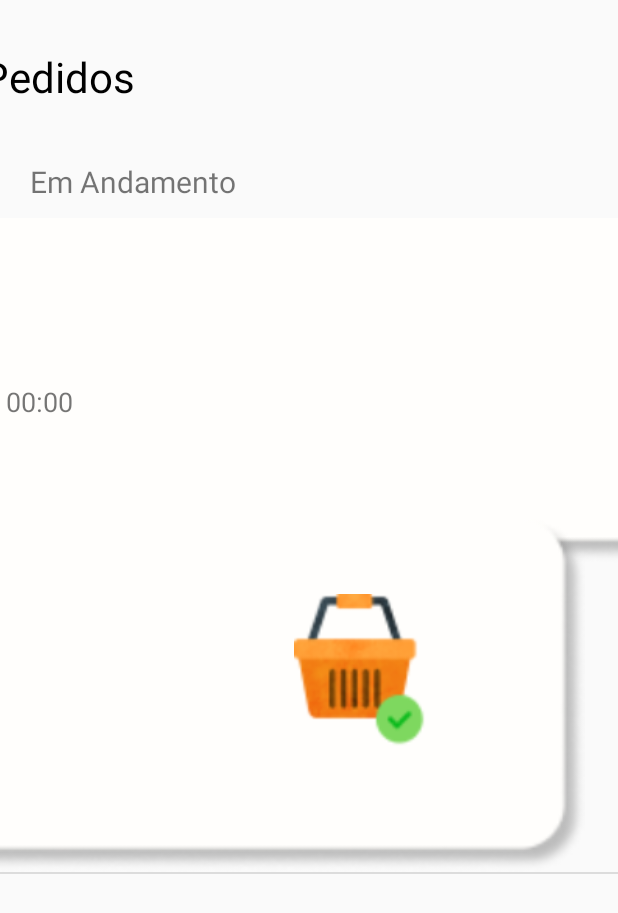
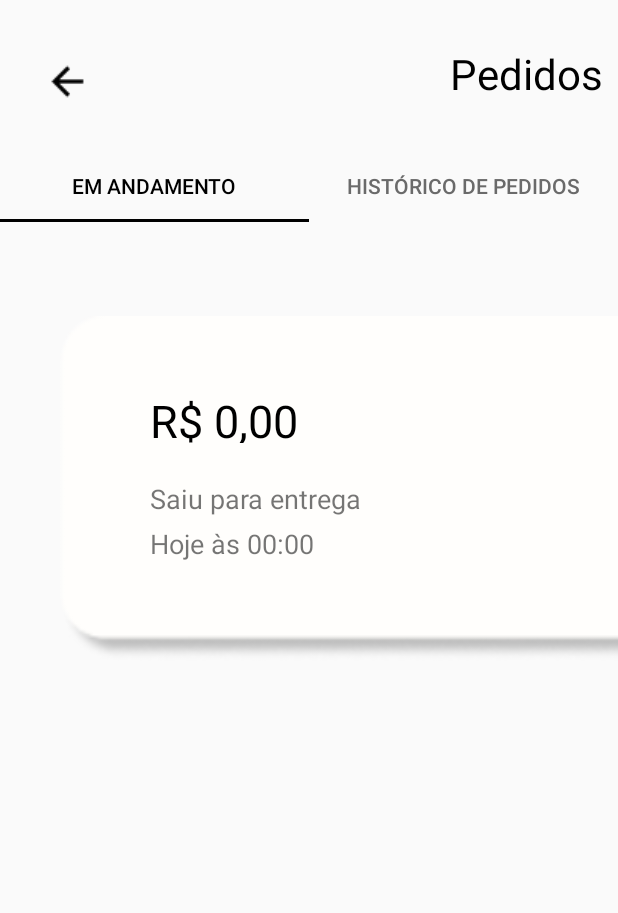
Before and after one commit to Isabelaiff/Equality_Food_Android, an Android app: the Pedidos screen opened directly, with no data from a screen before it, on a phone screen of 412 x 824 dp. Shown: the top 913 px of the screen. Run offline under Robolectric (Android 15) with nearby library versions, the phone set to English and light mode, and no system bars.

Commit message:
Atualizações na tela de pedidos

```diff
--- /dev/null
+++ b/app/src/main/java/com/example/equalityfood/PedidoFragmento.java
@@ -0,0 +1,33 @@
+package com.example.equalityfood;
+
+import android.os.Bundle;
+
+import androidx.fragment.app.Fragment;
+
+import android.view.LayoutInflater;
+import android.view.View;
+import android.view.ViewGroup;
+import android.widget.ListView;
+
+public class PedidoFragmento extends Fragment {
+
+    private ListView lista;
+    private AdapterPedidos adapter;
+
+    String[] status = {"Entregue", "Entregue"};
+    String[] Data = {"dd/mes/ano", "dd/mes/ano"};
+    double[] precoPedido = {80.00, 59.99};
+
+    @Override
+    public View onCreateView(LayoutInflater inflater, ViewGroup container,
+                             Bundle savedInstanceState) {
+        View view = inflater.inflate(R.layout.fragment_pedido_fragmento, container, false);
+
+        lista = view.findViewById(R.id.listaviewpedidos);
+        adapter = new AdapterPedidos(requireContext(), status, Data, precoPedido);
+        lista.setAdapter(adapter);
+
+        return view;
+
+    }
+}
--- a/app/src/main/java/com/example/equalityfood/Pedidos.java
+++ b/app/src/main/java/com/example/equalityfood/Pedidos.java
@@ -1,38 +1,46 @@
 package com.example.equalityfood;
 
 import androidx.appcompat.app.AppCompatActivity;
+import androidx.viewpager.widget.ViewPager;
+import androidx.viewpager2.widget.ViewPager2;
 
 import android.content.Intent;
+import android.content.res.Resources;
 import android.os.Bundle;
 import android.view.View;
 import android.widget.ImageButton;
 import android.widget.ImageView;
 import android.widget.ListView;
 
+import com.google.android.material.tabs.TabLayout;
+import com.google.android.material.tabs.TabLayoutMediator;
+
 public class Pedidos extends AppCompatActivity {
-
-
-    String[] status = {"Entregue"};
-    String[] Data = {"dd/mes/ano"};
-    double[] precoPedido = {80.00};
-
+    TabsAdapter tabsAdapter;
+    TabLayout tabLayout;
+    ViewPager2 viewPager;
+    ImageButton close;
+    private final String[] titles = new String[]{"Em andamento", "Histórico de pedidos"};
 
     @Override
     protected void onCreate(Bundle savedInstanceState) {
         super.onCreate(savedInstanceState);
         setContentView(R.layout.activity_pedidos);
+        viewPager =  findViewById(R.id.pager);
+        tabLayout = findViewById(R.id.tabLayout);
+        tabsAdapter = new TabsAdapter(this);
+        close = findViewById(R.id.close);
 
-        ListView lista = findViewById(R.id.listaviewpedidos);
-        AdapterPedidos adapter = new AdapterPedidos(this, status, Data, precoPedido);
-        lista.setAdapter(adapter);
+        viewPager.setAdapter(tabsAdapter);
 
+        new TabLayoutMediator(tabLayout, viewPager, (((tab, position) -> tab.setText(titles[position])))).attach();
 
-        ImageView close = findViewById(R.id.close);
         close.setOnClickListener(new View.OnClickListener() {
             @Override
             public void onClick(View v) {
-                Intent intent = new Intent(Pedidos.this, home.class);
-                startActivity(intent);
+//                Intent intent = new Intent(Pedidos.this, home.class);
+//                startActivity(intent);
+                finish();
             }
         });
 
--- /dev/null
+++ b/app/src/main/java/com/example/equalityfood/TabFragment.java
@@ -0,0 +1,17 @@
+package com.example.equalityfood;
+
+import android.os.Bundle;
+import android.view.LayoutInflater;
+import android.view.View;
+import android.view.ViewGroup;
+
+import androidx.fragment.app.Fragment;
+
+public class TabFragment extends Fragment {
+
+    @Override
+    public View onCreateView(LayoutInflater inflater, ViewGroup container,
+                             Bundle savedInstanceState){
+    return inflater.inflate(R.layout.fragment_tab, container, false);
+    }
+}
--- /dev/null
+++ b/app/src/main/java/com/example/equalityfood/TabsAdapter.java
@@ -0,0 +1,33 @@
+package com.example.equalityfood;
+
+import androidx.annotation.NonNull;
+import androidx.fragment.app.Fragment;
+import androidx.fragment.app.FragmentActivity;
+import androidx.viewpager2.adapter.FragmentStateAdapter;
+
+public class TabsAdapter extends FragmentStateAdapter {
+
+    private String[] titles = new String[]{"Em andamento", "Histórico de pedidos"};
+
+    public TabsAdapter(@NonNull FragmentActivity fragmentActivity) {
+        super(fragmentActivity);
+    }
+
+    @NonNull
+    @Override
+    public Fragment createFragment(int position) {
+        switch (position)
+        {
+            case 0:
+                return new TabFragment();
+            case 1:
+                return new PedidoFragmento();
+        }
+        return new TabFragment();
+    }
+
+    @Override
+    public int getItemCount() {
+        return titles.length;
+    }
+}
--- a/app/src/main/res/layout/activity_pedidos.xml
+++ b/app/src/main/res/layout/activity_pedidos.xml
@@ -1,134 +1,50 @@
 <?xml version="1.0" encoding="utf-8"?>
-<androidx.constraintlayout.widget.ConstraintLayout xmlns:android="http://schemas.android.com/apk/res/android"
+<RelativeLayout xmlns:android="http://schemas.android.com/apk/res/android"
     xmlns:app="http://schemas.android.com/apk/res-auto"
     xmlns:tools="http://schemas.android.com/tools"
     android:layout_width="match_parent"
     android:layout_height="match_parent"
     tools:context=".Pedidos">
 
+    <ImageButton
+        android:id="@+id/close"
+        android:layout_width="49dp"
+        android:layout_height="48dp"
+        android:layout_marginStart="20dp"
+        android:layout_marginTop="30dp"
+        android:background="#00FFFFFF"
+        android:contentDescription="@string/fechar"
+        app:srcCompat="@drawable/header" />
 
     <TextView
         android:id="@+id/textView"
-        android:layout_width="124dp"
+        android:layout_width="220dp"
         android:layout_height="40dp"
-        android:layout_marginEnd="312dp"
-        android:gravity="center"
-        android:text="Pedidos"
+        android:layout_marginStart="300dp"
+        android:layout_marginTop="30dp"
+        android:text="@string/pedidos"
         android:textColor="#000000"
-        android:textSize="28sp"
-        app:layout_constraintBottom_toBottomOf="parent"
-        app:layout_constraintEnd_toEndOf="parent"
-        app:layout_constraintTop_toTopOf="parent"
-        app:layout_constraintVertical_bias="0.04" />
+        android:textSize="28sp" />
 
-    <TextView
-        android:id="@+id/pedido"
-        android:layout_width="207dp"
-        android:layout_height="28dp"
-        android:layout_marginTop="376dp"
-        android:text="Histórico de pedidos"
-        android:textSize="20sp"
-        app:layout_constraintEnd_toEndOf="parent"
-        app:layout_constraintHorizontal_bias="0.094"
-        app:layout_constraintStart_toStartOf="parent"
-        app:layout_constraintTop_toTopOf="parent" />
+    <com.google.android.material.tabs.TabLayout
+        android:id="@+id/tabLayout"
+        android:layout_width="match_parent"
+        android:layout_height="wrap_content"
+        app:tabIndicatorColor="@color/black"
+        app:tabSelectedTextColor="@color/black"
+        app:tabTextColor="#6A6A6A"
+        android:contentDescription="@string/texto_speakable"
+        android:layout_marginTop="100dp"
+        >
 
-    <ImageView
-        android:id="@+id/imageView3"
-        android:layout_width="645dp"
-        android:layout_height="231dp"
-        android:layout_marginTop="20dp"
-        app:layout_constraintBottom_toTopOf="@+id/pedido"
-        app:layout_constraintEnd_toEndOf="parent"
-        app:layout_constraintHorizontal_bias="0.508"
-        app:layout_constraintStart_toStartOf="parent"
-        app:layout_constraintTop_toBottomOf="@+id/textView2"
-        app:layout_constraintVertical_bias="1.0"
-        app:srcCompat="@drawable/rectangle" />
-
-    <TextView
-        android:id="@+id/data"
-        android:layout_width="wrap_content"
-        android:layout_height="wrap_content"
-        android:layout_marginBottom="96dp"
-        android:text="xx/xx/xx às 00:00"
-        android:textSize="18sp"
-        app:layout_constraintBottom_toBottomOf="@+id/imageView3"
-        app:layout_constraintEnd_toStartOf="@+id/imgCesta2"
-        app:layout_constraintHorizontal_bias="0.076"
-        app:layout_constraintStart_toStartOf="@+id/imageView3" />
-
-    <ImageView
-        android:id="@+id/imgCesta2"
-        android:layout_width="89dp"
-        android:layout_height="139dp"
-        android:layout_gravity="center"
-        android:layout_weight="1"
-        app:layout_constraintBottom_toBottomOf="@+id/imageView3"
-        app:layout_constraintEnd_toEndOf="@+id/imageView3"
-        app:layout_constraintHorizontal_bias="0.868"
-        app:layout_constraintStart_toStartOf="@+id/imageView3"
-        app:layout_constraintTop_toBottomOf="@+id/textView2"
-        app:layout_constraintVertical_bias="0.313"
-        tools:srcCompat="@drawable/groupcesta" />
-
-    <TextView
-        android:id="@+id/textView2"
-        android:layout_width="243dp"
-        android:layout_height="29dp"
-        android:layout_marginTop="36dp"
-        android:text="Em Andamento"
-        android:textSize="20sp"
-        app:layout_constraintEnd_toEndOf="parent"
-        app:layout_constraintHorizontal_bias="0.118"
-        app:layout_constraintStart_toStartOf="parent"
-        app:layout_constraintTop_toBottomOf="@+id/textView" />
-
-    <TextView
-        android:id="@+id/valor"
-        android:layout_width="101dp"
-        android:layout_height="35dp"
-        android:layout_marginEnd="356dp"
-        android:layout_marginBottom="41dp"
-        android:text="R$ 0,00"
-        android:textColor="#000000"
-        android:textSize="24sp"
-        app:layout_constraintBottom_toBottomOf="@+id/data"
-        app:layout_constraintEnd_toStartOf="@+id/imgCesta2"
-        app:layout_constraintHorizontal_bias="1.0"
-        app:layout_constraintStart_toStartOf="parent"
-        app:layout_constraintTop_toTopOf="@+id/imageView3"
-        app:layout_constraintVertical_bias="0.88" />
-
-    <LinearLayout
-        android:id="@+id/linearLayout"
-        android:layout_width="705dp"
-        android:layout_height="610dp"
-        android:layout_marginTop="400dp"
-        android:orientation="vertical"
-        app:layout_constraintBottom_toBottomOf="parent"
-        app:layout_constraintEnd_toEndOf="parent"
-        app:layout_constraintHorizontal_bias="1.0"
-        app:layout_constraintStart_toStartOf="parent"
-        app:layout_constraintTop_toTopOf="parent"
-        app:layout_constraintVertical_bias="0.293">
-
-        <ListView
-            android:id="@+id/listaviewpedidos"
-            android:layout_width="match_parent"
-            android:layout_height="match_parent" />
-    </LinearLayout>
-
-    <ImageView
-        android:id="@+id/close"
-        android:layout_width="53dp"
-        android:layout_height="28dp"
-        android:layout_marginTop="52dp"
-        app:layout_constraintEnd_toStartOf="@+id/textView"
-        app:layout_constraintHorizontal_bias="0.223"
-        app:layout_constraintStart_toStartOf="parent"
-        app:layout_constraintTop_toTopOf="parent"
-        app:srcCompat="@drawable/header" />
+    </com.google.android.material.tabs.TabLayout>
 
 
-</androidx.constraintlayout.widget.ConstraintLayout>
+    <androidx.viewpager2.widget.ViewPager2
+        android:id="@+id/pager"
+        android:layout_width="match_parent"
+        android:layout_height="match_parent"
+        android:layout_marginTop="60dp"/>
+
+
+</RelativeLayout>
--- /dev/null
+++ b/app/src/main/res/layout/custom_menu_item_layout.xml
@@ -0,0 +1,18 @@
+<!-- res/layout/custom_menu_item_layout.xml -->
+<LinearLayout xmlns:android="http://schemas.android.com/apk/res/android"
+    android:layout_width="wrap_content"
+    android:layout_height="wrap_content"
+    android:orientation="horizontal">
+
+    <ImageView
+        android:layout_width="40dp"
+        android:layout_height="40dp"
+        android:src="@drawable/perfil" />
+
+    <TextView
+        android:layout_width="wrap_content"
+        android:layout_height="wrap_content"
+        android:text="Perfil"
+        android:gravity="center_vertical"
+        android:paddingStart="8dp" />
+</LinearLayout>
--- /dev/null
+++ b/app/src/main/res/layout/fragment_pedido_fragmento.xml
@@ -0,0 +1,20 @@
+<?xml version="1.0" encoding="utf-8"?>
+<FrameLayout xmlns:android="http://schemas.android.com/apk/res/android"
+    xmlns:tools="http://schemas.android.com/tools"
+    android:layout_width="match_parent"
+    android:layout_height="match_parent"
+    tools:context=".PedidoFragmento">
+
+    <LinearLayout
+        android:id="@+id/linearLayout"
+        android:layout_width="match_parent"
+        android:layout_height="811dp"
+        android:layout_marginTop="145dp"
+        android:orientation="vertical">
+
+        <ListView
+            android:id="@+id/listaviewpedidos"
+            android:layout_width="match_parent"
+            android:layout_height="match_parent" />
+    </LinearLayout>
+</FrameLayout>
--- /dev/null
+++ b/app/src/main/res/layout/fragment_tab.xml
@@ -0,0 +1,51 @@
+<?xml version="1.0" encoding="utf-8"?>
+<FrameLayout xmlns:android="http://schemas.android.com/apk/res/android"
+    xmlns:tools="http://schemas.android.com/tools"
+    android:layout_width="match_parent"
+    android:layout_height="match_parent"
+    xmlns:app="http://schemas.android.com/apk/res-auto"
+    tools:context=".TabFragment">
+
+
+    <ImageView
+        android:id="@+id/imageView3"
+        android:layout_width="645dp"
+        android:layout_height="231dp"
+        android:layout_marginTop="150dp"
+        app:srcCompat="@drawable/rectangle"
+        android:layout_marginStart="40dp"/>
+
+    <TextView
+        android:id="@+id/valor"
+        android:layout_width="101dp"
+        android:layout_height="35dp"
+        android:layout_marginEnd="356dp"
+        android:layout_marginBottom="41dp"
+        android:text="R$ 0,00"
+        android:textColor="#000000"
+        android:textSize="30sp"
+        android:layout_marginStart="100dp"
+        android:layout_marginTop="200dp"
+        />
+
+    <TextView
+        android:id="@+id/quando"
+        android:layout_width="wrap_content"
+        android:layout_height="wrap_content"
+        android:layout_marginBottom="96dp"
+        android:text="Saiu para entrega"
+        android:textSize="18sp"
+        android:layout_marginStart="100dp"
+        android:layout_marginTop="260dp"
+        />
+    <TextView
+        android:id="@+id/data"
+        android:layout_width="wrap_content"
+        android:layout_height="wrap_content"
+        android:layout_marginBottom="96dp"
+        android:text="Hoje às 00:00"
+        android:textSize="18sp"
+        android:layout_marginStart="100dp"
+        android:layout_marginTop="290dp"
+         />
+</FrameLayout>
--- /dev/null
+++ b/app/src/main/res/layout/styles.xml
@@ -0,0 +1,6 @@
+<?xml version="1.0" encoding="utf-8"?>
+<androidx.constraintlayout.widget.ConstraintLayout xmlns:android="http://schemas.android.com/apk/res/android"
+    android:layout_width="match_parent"
+    android:layout_height="match_parent">
+
+</androidx.constraintlayout.widget.ConstraintLayout>
--- a/app/src/main/res/values/strings.xml
+++ b/app/src/main/res/values/strings.xml
@@ -7,4 +7,8 @@
     <string name="esqueci_a_senha">Esqueci a senha</string>
     <string name="congelados">Congelados</string>
     <string name="equalityfood_outlook_com">equalityfood@outlook.com</string>
+    <string name="hello_blank_fragment">Hello blank fragment</string>
+    <string name="texto_speakable">texto speakable</string>
+    <string name="pedidos">Pedidos</string>
+    <string name="fechar">Fechar</string>
 </resources>
```
Also changed, not shown: app/src/main/AndroidManifest.xml (+9 -1 lines), app/src/main/java/com/example/equalityfood/templateCarrinho.java (added, +62 -0 lines), app/src/main/res/drawable/casapreenchida.png (added), app/src/main/res/drawable/group_6__1_.png (added), app/src/main/res/drawable/naoperecivel.png (added).
